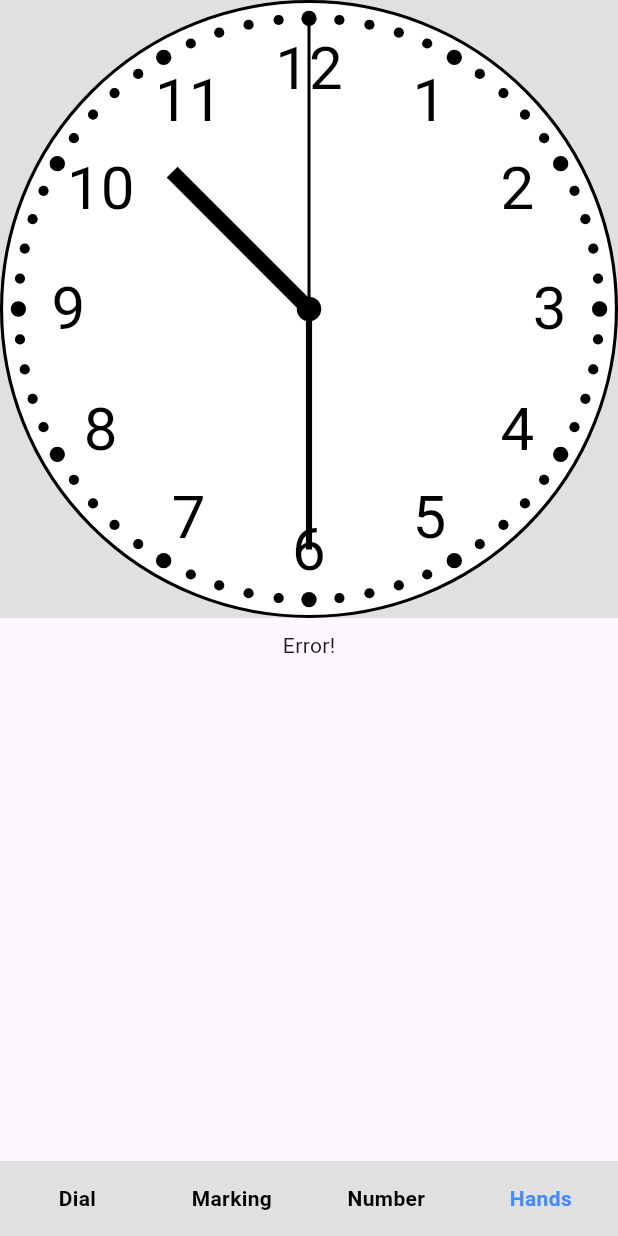
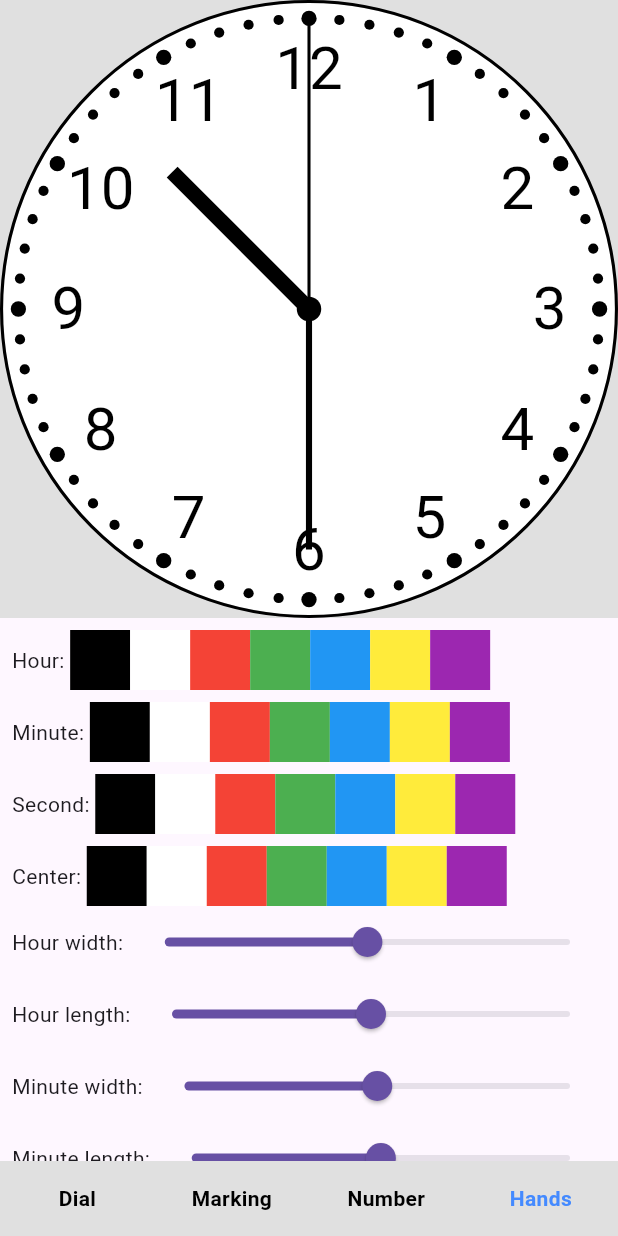
Before and after one commit to conghaonet/flutter_analog_clock, a Flutter app: the screen it shows after launch, item 4 of the bottom bar chosen, on a phone screen of 412 x 824 dp. Run offline on Flutter 3.47's test engine with Material 2 defaults, Android fonts, the phone set to English and light mode, and no system bars.

Commit message:
develop example code

```diff
--- a/example/lib/analog_clock_example.dart
+++ b/example/lib/analog_clock_example.dart
@@ -18,6 +18,7 @@ class _AnalogClockDemoState extends State<AnalogClockDemo> {
   Color? _markingColor = Colors.black;
   double? _markingRadiusFactor;
   double? _markingWidthFactor;
+  List<String> _hourNumbers = const ['1', '2', '3', '4', '5', '6', '7', '8', '9', '10', '11', '12'];
   Color? _hourNumberColor = Colors.black;
   double? _hourNumberSizeFactor;
   double? _hourNumberRadiusFactor;
@@ -34,17 +35,11 @@ class _AnalogClockDemoState extends State<AnalogClockDemo> {
   double? _centerPointWidthFactor;
   final math.Random _random = math.Random();
   final GlobalKey<AnalogClockState> clockKey = GlobalKey();
-  // static const List<Color> colors = [
-  //   Colors.black, Colors.white, Colors.blue, Colors.amber, Colors.green,
-  //   Colors.red, Colors.yellow, Colors.cyan, Colors.brown, Colors.indigo,
-  //   Colors.lime, Colors.orange, Colors.pink, Colors.purple, Colors.teal,
-  // ];
   static const List<Color> colors = [
-    Colors.black, Colors.white, Colors.red, Colors.green, Colors.blue,
-    Colors.yellow, Colors.purple,
+    Colors.black, Colors.white, Colors.red,
+    Colors.green, Colors.blue, Colors.yellow, Colors.purple,
   ];
-
-  SettingGroup _selectedSettingGroup = SettingGroup.values[1];
+  SettingGroup _selectedSettingGroup = SettingGroup.values[0];
   @override
   Widget build(BuildContext context) {
     return Scaffold(
@@ -64,6 +59,20 @@ class _AnalogClockDemoState extends State<AnalogClockDemo> {
                 markingRadiusFactor: _markingRadiusFactor,
                 markingWidthFactor: _markingWidthFactor,
                 hourNumberColor: _hourNumberColor,
+                hourNumbers: _hourNumbers,
+                hourNumberSizeFactor: _hourNumberSizeFactor,
+                hourNumberRadiusFactor: _hourNumberRadiusFactor,
+                hourHandColor: _hourHandColor,
+                hourHandWidthFactor: _hourHandWidthFactor,
+                hourHandLengthFactor: _hourHandLengthFactor,
+                minuteHandColor: _minuteHandColor,
+                minuteHandWidthFactor: _minuteHandWidthFactor,
+                minuteHandLengthFactor: _minuteHandLengthFactor,
+                secondHandColor: _secondHandColor,
+                secondHandWidthFactor: _secondHandWidthFactor,
+                secondHandLengthFactor: _secondHandLengthFactor,
+                centerPointColor: _centerPointColor,
+                centerPointWidthFactor: _centerPointWidthFactor,
               ),
             ),
             Expanded(
@@ -129,10 +138,10 @@ class _AnalogClockDemoState extends State<AnalogClockDemo> {
         return _buildDialSetting();
       case SettingGroup.marking:
         return _buildMarkSetting();
-      // case SettingGroup.number:
-      //   return _buildDialSetting();
-      // case SettingGroup.hands:
-      //   return _buildDialSetting();
+      case SettingGroup.number:
+        return _buildNumberSetting();
+      case SettingGroup.hands:
+        return _buildHandSetting();
       default:
         return const Text('Error!');
     }
@@ -179,12 +188,154 @@ class _AnalogClockDemoState extends State<AnalogClockDemo> {
             _buildFactorSlider(PartFactor.markingRadius),
           ],
         ),
-        // Row(
-        //   children: [
-        //     const Text('Width: '),
-        //     _buildFactorSlider(PartFactor.markingWidth),
-        //   ],
-        // ),
+        Row(
+          children: [
+            const Text('Width: '),
+            _buildFactorSlider(PartFactor.markingWidth),
+          ],
+        ),
+      ],
+    );
+  }
+  Widget _buildNumberSetting() {
+    void onHourNumberChanged(List<String>? numbers) {
+      if(numbers != null) {
+        setState(() {
+          _hourNumbers = numbers;
+        });
+      }
+    }
+    return Column(
+      children: [
+        Row(
+          children: [
+            const Text('Number: '),
+            Expanded(child: _buildColorPicker(PartColor.hourNumber)),
+          ],
+        ),
+        const SizedBox(height: 8,),
+        Row(
+          children: [
+            const Text('Size: '),
+            _buildFactorSlider(PartFactor.numberSize),
+          ],
+        ),
+        Row(
+          children: [
+            const Text('Radius: '),
+            _buildFactorSlider(PartFactor.numberRadius),
+          ],
+        ),
+        Row(
+          children: [
+            const Text('Hour\nnumber: '),
+            Expanded(
+              child: Column(
+                children: [
+                  RadioListTile(
+                    contentPadding: EdgeInsets.zero,
+                    value: const ['1', '2', '3', '4', '5', '6', '7', '8', '9', '10', '11', '12'],
+                    groupValue: _hourNumbers,
+                    onChanged: onHourNumberChanged,
+                    title: const Text('1,2,3,4,5,6,7,8,9,10,11,12', maxLines: 1, overflow: TextOverflow.ellipsis,) ,
+                    selected: _hourNumbers == const ['1', '2', '3', '4', '5', '6', '7', '8', '9', '10', '11', '12'],
+                  ),
+                  RadioListTile(
+                    contentPadding: EdgeInsets.zero,
+                    value: const ['I', 'II', 'III', 'IV', 'V', 'VI', 'VII', 'VIII', 'IX', 'X', 'XI', 'XII'],
+                    groupValue: _hourNumbers,
+                    onChanged: onHourNumberChanged,
+                    title: const Text('I,II,III,IV,V,VI,VII,VIII,IX,X,XI,XII', maxLines: 1, overflow: TextOverflow.ellipsis,),
+                    selected: _hourNumbers == const ['I', 'II', 'III', 'IV', 'V', 'VI', 'VII', 'VIII', 'IX', 'X', 'XI', 'XII'],
+                  ),
+                  RadioListTile(
+                    contentPadding: EdgeInsets.zero,
+                    value: const ['', '', '3', '', '', '6', '', '', '9', '', '', '12'],
+                    groupValue: _hourNumbers,
+                    onChanged: onHourNumberChanged,
+                    title: const Text(',,3,,,6,,,9,,,12', maxLines: 1, overflow: TextOverflow.ellipsis,) ,
+                    selected: _hourNumbers == const ['', '', '3', '', '', '6', '', '', '9', '', '', '12'],
+                  ),
+                ],
+              ),
+            ),
+          ],
+        ),
+      ],
+    );
+  }
+  Widget _buildHandSetting() {
+    return Column(
+      children: [
+        Row(
+          children: [
+            const Text('Hour: '),
+            Expanded(child: _buildColorPicker(PartColor.hourHand)),
+          ],
+        ),
+        const SizedBox(height: 8,),
+        Row(
+          children: [
+            const Text('Minute: '),
+            Expanded(child: _buildColorPicker(PartColor.minuteHand)),
+          ],
+        ),
+        const SizedBox(height: 8,),
+        Row(
+          children: [
+            const Text('Second: '),
+            Expanded(child: _buildColorPicker(PartColor.secondHand)),
+          ],
+        ),
+        const SizedBox(height: 8,),
+        Row(
+          children: [
+            const Text('Center: '),
+            Expanded(child: _buildColorPicker(PartColor.centerPoint)),
+          ],
+        ),
+        Row(
+          children: [
+            const Text('Hour width: '),
+            _buildFactorSlider(PartFactor.hourWidth),
+          ],
+        ),
+        Row(
+          children: [
+            const Text('Hour length: '),
+            _buildFactorSlider(PartFactor.hourLength),
+          ],
+        ),
+        Row(
+          children: [
+            const Text('Minute width: '),
+            _buildFactorSlider(PartFactor.minuteWidth),
+          ],
+        ),
+        Row(
+          children: [
+            const Text('Minute length: '),
+            _buildFactorSlider(PartFactor.minuteLength),
+          ],
+        ),
+        Row(
+          children: [
+            const Text('Second width: '),
+            _buildFactorSlider(PartFactor.secondWidth),
+          ],
+        ),
+        Row(
+          children: [
+            const Text('Second length: '),
+            _buildFactorSlider(PartFactor.secondLength),
+          ],
+        ),
+        Row(
+          children: [
+            const Text('Center point: '),
+            _buildFactorSlider(PartFactor.centerPointWidth),
+          ],
+        ),
       ],
     );
   }
--- a/lib/src/dial_painter.dart
+++ b/lib/src/dial_painter.dart
@@ -79,7 +79,7 @@ class DialPainter extends CustomPainter {
     }
     final double markingRadius = radius * 0.95;
     final double markingRadiusWithFactor = markingRadius * markingRadiusFactor;
-    listener.markingRadius = markingRadius;
+    listener.markingRadius = markingRadiusWithFactor;
     double smallMarkingWidth = (radius - markingRadius) / 1.5 * markingWidthFactor;
     if(smallMarkingWidth/2 + markingRadius > radius) {
       smallMarkingWidth = (radius - markingRadius) * 2;
@@ -164,8 +164,7 @@ class DialPainter extends CustomPainter {
         || oldDelegate.hourNumbers != hourNumbers
         || oldDelegate.hourNumberColor != hourNumberColor
         || oldDelegate.hourNumberSizeFactor != hourNumberSizeFactor
-        || oldDelegate.hourNumberRadiusFactor != hourNumberRadiusFactor
-    ;
+        || oldDelegate.hourNumberRadiusFactor != hourNumberRadiusFactor;
   }
 
 }
--- a/lib/src/hands_painter.dart
+++ b/lib/src/hands_painter.dart
@@ -125,6 +125,17 @@ class HandPainter extends CustomPainter {
 
   @override
   bool shouldRepaint(covariant HandPainter oldDelegate) {
-    return oldDelegate.dateTime != dateTime;
+    return oldDelegate.dateTime != dateTime
+        || oldDelegate.hourHandColor != hourHandColor
+        || oldDelegate.minuteHandColor != minuteHandColor
+        || oldDelegate.secondHandColor != secondHandColor
+        || oldDelegate.centerPointColor != centerPointColor
+        || oldDelegate.hourHandWidthFactor != hourHandWidthFactor
+        || oldDelegate.minuteHandWidthFactor != minuteHandWidthFactor
+        || oldDelegate.secondHandWidthFactor != secondHandWidthFactor
+        || oldDelegate.hourHandLengthFactor != hourHandLengthFactor
+        || oldDelegate.minuteHandLengthFactor != minuteHandLengthFactor
+        || oldDelegate.secondHandLengthFactor != secondHandLengthFactor
+        || oldDelegate.centerPointWidthFactor != centerPointWidthFactor;
   }
 }
```
